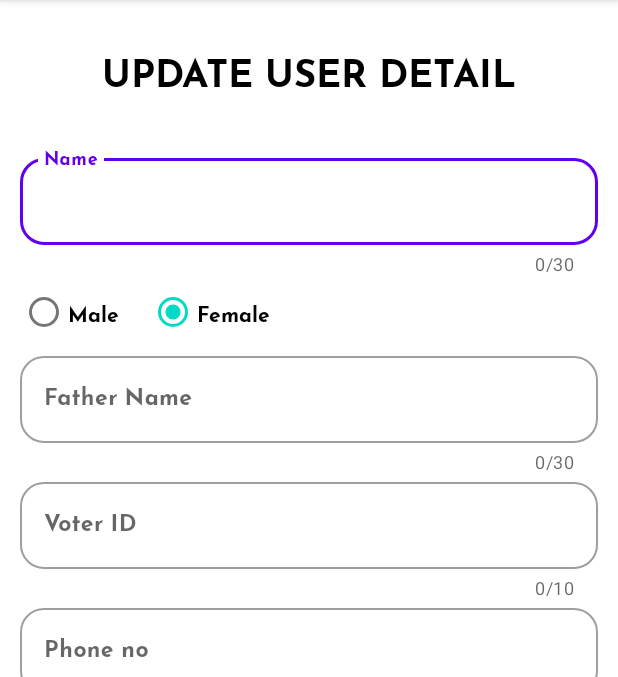
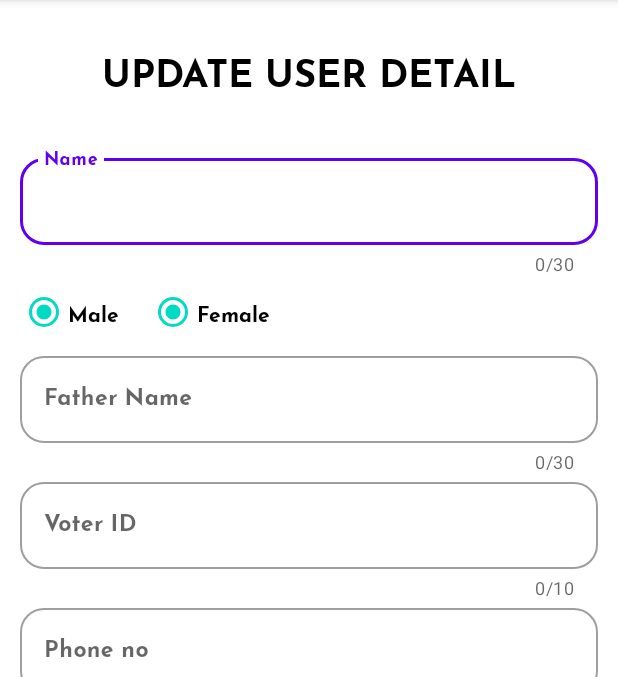
Before and after one commit to hariTH-0828/AdminController, an Android app: the screen it shows after launch (MainActivity), after a tap on "Female", on a phone screen of 412 x 824 dp, the part 84-761 px from its top. Run offline under Robolectric (Android 15) with nearby library versions, the phone set to English and light mode, and no system bars; 3 statements that could not run were skipped; 1 other tap on this screen came first.

Commit message:
Local changes

```diff
--- a/app/build.gradle
+++ b/app/build.gradle
@@ -1,5 +1,6 @@
 plugins {
     id 'com.android.application'
+    id 'com.google.gms.google-services'
 }
 
 android {
@@ -33,6 +34,7 @@ dependencies {
     implementation 'androidx.appcompat:appcompat:1.6.0'
     implementation 'com.google.android.material:material:1.8.0'
     implementation 'androidx.constraintlayout:constraintlayout:2.1.4'
+    implementation 'com.google.firebase:firebase-database:20.0.4'
     testImplementation 'junit:junit:4.13.2'
     androidTestImplementation 'androidx.test.ext:junit:1.1.5'
     androidTestImplementation 'androidx.test.espresso:espresso-core:3.5.1'
--- a/app/src/main/java/edu/mobile/voterlist/MainActivity.java
+++ b/app/src/main/java/edu/mobile/voterlist/MainActivity.java
@@ -3,15 +3,24 @@ package edu.mobile.voterlist;
 import androidx.appcompat.app.AppCompatActivity;
 
 import android.os.Bundle;
+import android.util.Log;
 import android.view.View;
 import android.widget.Button;
+import android.widget.EditText;
 import android.widget.RadioButton;
 import android.widget.RadioGroup;
-import android.widget.Toast;
 
 
 public class MainActivity extends AppCompatActivity {
 
+    // Initialize database variables
+    String name, fatherName, voterId, phoneNo, state, assembly, wardNo, epicNo;
+
+    // Initialize Firebase objects
+
+
+    EditText editName, editFatherName, editVoterID, editPhone, editState, editAssembly, editWard, editEpic;
+    String getGender;
     RadioGroup radioGroup;
     RadioButton genderBtn;
     Button pushBtn;
@@ -20,6 +29,15 @@ public class MainActivity extends AppCompatActivity {
     protected void onCreate(Bundle savedInstanceState) {
         super.onCreate(savedInstanceState);
         setContentView(R.layout.activity_main);
+
+        editName = findViewById(R.id.editName);
+        editFatherName = findViewById(R.id.editFatherName);
+        editVoterID = findViewById(R.id.editVoterID);
+        editPhone = findViewById(R.id.editPhone);
+        editState = findViewById(R.id.editState);
+        editAssembly = findViewById(R.id.editAssembly);
+        editWard = findViewById(R.id.editWard);
+        editEpic = findViewById(R.id.editEpic);
         radioGroup = findViewById(R.id.groupradio);
         pushBtn = findViewById(R.id.pushBtn);
     }
@@ -28,10 +46,29 @@ public class MainActivity extends AppCompatActivity {
         int selectedId = radioGroup.getCheckedRadioButtonId();
         genderBtn = findViewById(selectedId);
 
-        /*if(selectedId == -1){
-            Toast.makeText(MainActivity.this,"Nothing selected", Toast.LENGTH_SHORT).show();
-        }else Toast.makeText(MainActivity.this, genderBtn.getText(), Toast.LENGTH_SHORT).show();*/
+        getGender = genderBtn.toString();
+        Log.d("Gender", getGender);
+    }
+
+    public void onPushClick(View view) {
+        name = editName.getText().toString().trim();
+        fatherName = editFatherName.getText().toString().trim();
+        voterId = editVoterID.getText().toString();
+        phoneNo = editPhone.getText().toString();
+        state = editState.getText().toString();
+        assembly = editAssembly.getText().toString();
+        wardNo = editWard.getText().toString();
+        epicNo = editEpic.getText().toString();
+
+        Log.d("Button_status", "Push clicked");
+
+        if(!name.isEmpty() && !fatherName.isEmpty() && !voterId.isEmpty() && !phoneNo.isEmpty() && !getGender.isEmpty()
+                && !state.isEmpty() && !assembly.isEmpty() && !wardNo.isEmpty() && !epicNo.isEmpty()) {
+
+            Log.d("Status", name+" "+fatherName+" "+voterId);
+        }
+
+    }
 
 
-    }
 }
--- a/app/src/main/res/layout/activity_main.xml
+++ b/app/src/main/res/layout/activity_main.xml
@@ -37,7 +37,7 @@
 
         <LinearLayout
             android:layout_width="match_parent"
-            android:layout_height="match_parent"
+            android:layout_height="wrap_content"
             android:orientation="vertical"
             app:layout_constraintEnd_toEndOf="parent"
             app:layout_constraintStart_toStartOf="parent"
@@ -81,12 +81,6 @@
                 android:layout_weight="@integer/material_motion_duration_long_2"
                 android:orientation="horizontal">
 
-                <RadioGroup
-                    android:id="@+id/groupradio"
-                    android:layout_width="match_parent"
-                    android:layout_height="wrap_content"
-                    android:orientation="horizontal">
-
                     <RadioButton
                         android:id="@+id/radio_male"
                         android:layout_width="wrap_content"
@@ -104,8 +98,6 @@
                         android:fontFamily="@font/josefin_bold"
                         android:onClick="onRadioButtonClicked"
                         android:text="@string/radio_female" />
-                    "
-                </RadioGroup>
             </LinearLayout>
 
             <com.google.android.material.textfield.TextInputLayout
@@ -129,6 +121,7 @@
                 app:layout_constraintVertical_bias="0.274">
 
                 <com.google.android.material.textfield.TextInputEditText
+                    android:id="@+id/editFatherName"
                     android:layout_width="match_parent"
                     android:layout_height="wrap_content"
                     android:fontFamily="@font/josefin_bold"
@@ -160,6 +153,7 @@
                 app:layout_constraintVertical_bias="0.274">
 
                 <com.google.android.material.textfield.TextInputEditText
+                    android:id="@+id/editVoterID"
                     android:layout_width="match_parent"
                     android:layout_height="wrap_content"
                     android:fontFamily="@font/josefin_bold"
@@ -190,8 +184,10 @@
                 app:layout_constraintVertical_bias="0.274">
 
                 <com.google.android.material.textfield.TextInputEditText
+                    android:id="@+id/editPhone"
                     android:layout_width="match_parent"
                     android:layout_height="wrap_content"
+                    android:maxWidth="480dp"
                     android:fontFamily="@font/josefin_bold"
                     android:hint="@string/label_phone"
                     android:inputType="number"
@@ -222,6 +218,7 @@
                 app:layout_constraintVertical_bias="0.274">
 
                 <com.google.android.material.textfield.TextInputEditText
+                    android:id="@+id/editState"
                     android:layout_width="match_parent"
                     android:layout_height="wrap_content"
                     android:fontFamily="@font/josefin_bold"
@@ -254,12 +251,12 @@
                 app:layout_constraintVertical_bias="0.274">
 
                 <com.google.android.material.textfield.TextInputEditText
+                    android:id="@+id/editAssembly"
                     android:layout_width="match_parent"
                     android:layout_height="wrap_content"
                     android:fontFamily="@font/josefin_bold"
                     android:hint="@string/label_assembly"
                     android:inputType="text"
-                    android:textColorHint="#757575"
                     android:textSize="15sp" />
 
             </com.google.android.material.textfield.TextInputLayout>
@@ -285,6 +282,7 @@
                 app:layout_constraintVertical_bias="0.274">
 
                 <com.google.android.material.textfield.TextInputEditText
+                    android:id="@+id/editWard"
                     android:layout_width="match_parent"
                     android:layout_height="wrap_content"
                     android:fontFamily="@font/josefin_bold"
@@ -315,6 +313,7 @@
                 app:layout_constraintVertical_bias="0.274">
 
                 <com.google.android.material.textfield.TextInputEditText
+                    android:id="@+id/editEpic"
                     android:layout_width="match_parent"
                     android:layout_height="wrap_content"
                     android:fontFamily="@font/josefin_bold"
@@ -332,7 +331,8 @@
                 android:layout_marginStart="10dp"
                 android:layout_marginTop="20dp"
                 android:layout_marginBottom="20dp"
-                android:text="@string/btn_push" />
+                android:text="@string/btn_push"
+                android:onClick="onPushClick"/>
         </LinearLayout>
 
     </ScrollView>
--- a/build.gradle
+++ b/build.gradle
@@ -1,4 +1,8 @@
-// Top-level build file where you can add configuration options common to all sub-projects/modules.
+buildscript {
+    dependencies {
+        classpath 'com.google.gms:google-services:4.3.10'
+    }
+}// Top-level build file where you can add configuration options common to all sub-projects/modules.
 plugins {
     id 'com.android.application' version '7.4.1' apply false
     id 'com.android.library' version '7.4.1' apply false
```
Also changed, not shown: app/src/main/java/edu/mobile/voterlist/Users.java (added, +94 -0 lines), 1 other file.
